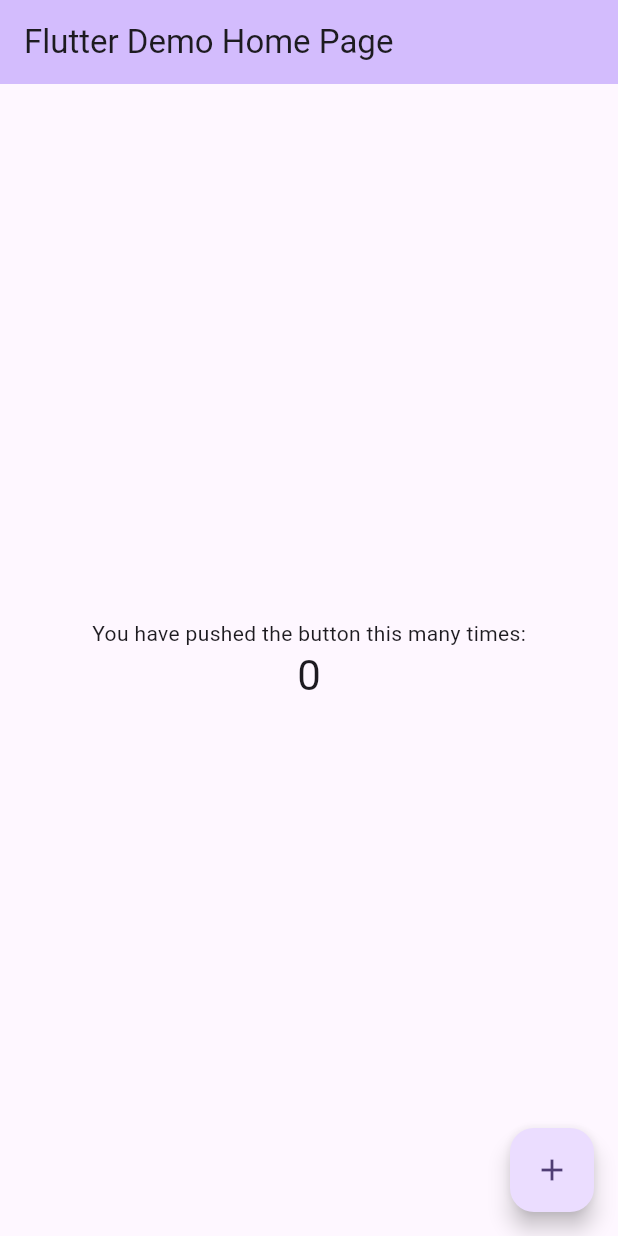
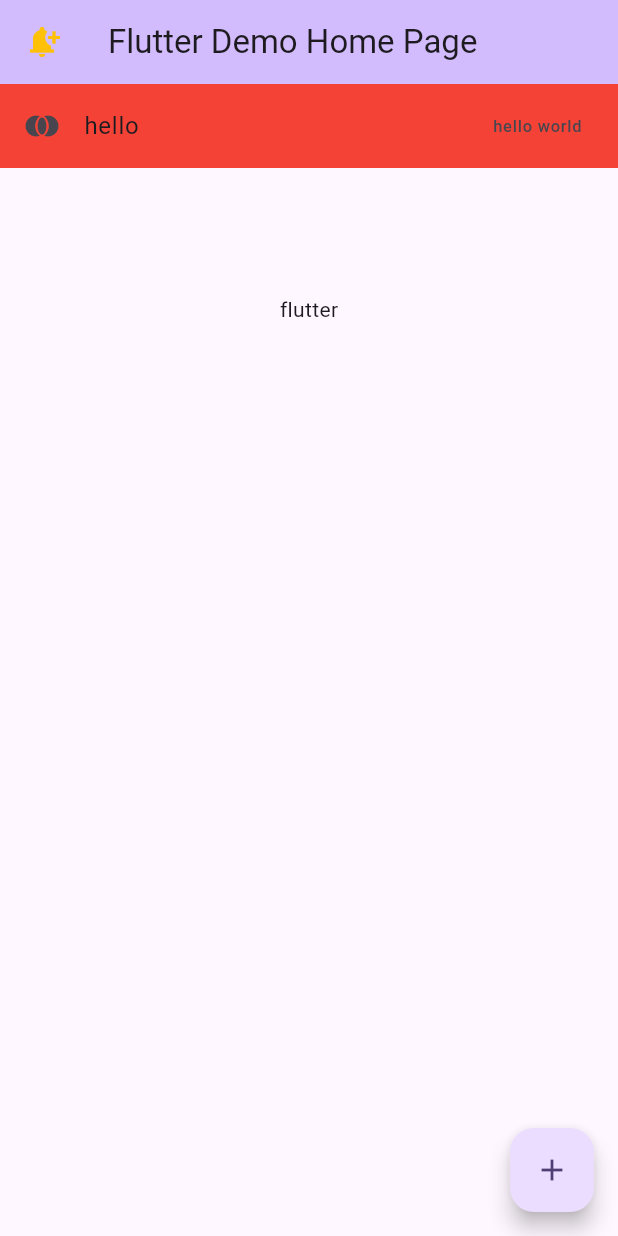
Before and after one commit to zinminnhtun/flutter_learning, a Flutter app: the screen it shows after launch, on a phone screen of 412 x 824 dp. Run offline on Flutter 3.47's test engine with Material 3 defaults, Android fonts, the phone set to English and light mode, and no system bars.

Commit message:
SizedBox Icon ListTile Print

```diff
--- a/lib/main.dart
+++ b/lib/main.dart
@@ -11,6 +11,7 @@ class MyApp extends StatelessWidget {
   @override
   Widget build(BuildContext context) {
     return MaterialApp(
+      debugShowCheckedModeBanner: false,
       title: 'Flutter Demo',
       theme: ThemeData(
         // This is the theme of your application.
@@ -84,30 +85,21 @@ class _MyHomePageState extends State<MyHomePage> {
         // Here we take the value from the MyHomePage object that was created by
         // the App.build method, and use it to set our appbar title.
         title: Text(widget.title),
+        leading: Icon(Icons.notification_add, color: Colors.amber),
       ),
-      body: Center(
-        // Center is a layout widget. It takes a single child and positions it
-        // in the middle of the parent.
-        child: Column(
-          // Column is also a layout widget. It takes a list of children and
-          // arranges them vertically. By default, it sizes itself to fit its
-          // children horizontally, and tries to be as tall as its parent.
-          //
-          // Column has various properties to control how it sizes itself and
-          // how it positions its children. Here we use mainAxisAlignment to
-          // center the children vertically; the main axis here is the vertical
-          // axis because Columns are vertical (the cross axis would be
-          // horizontal).
-          //
-          // TRY THIS: Invoke "debug painting" (choose the "Toggle Debug Paint"
-          // action in the IDE, or press "p" in the console), to see the
-          // wireframe for each widget.
-          mainAxisAlignment: MainAxisAlignment.center,
-          children: <Widget>[
-            const Text('You have pushed the button this many times:'),
-            Text(
-              '$_counter',
-              style: Theme.of(context).textTheme.headlineMedium,
+      body: Container(
+        child: Stack(
+          children: [
+
+            SizedBox(height: 300, child: Center(child: Text('flutter'))),
+            ListTile(
+              leading: Icon(Icons.join_full),
+              tileColor: Colors.red,
+              title: Text("hello"),
+              trailing: Text("hello world"),
+              onTap: () {
+                print("what?");
+              },
             ),
           ],
         ),
--- a/pubspec.yaml
+++ b/pubspec.yaml
@@ -58,8 +58,8 @@ flutter:
   uses-material-design: true
 
   # To add assets to your application, add an assets section, like this:
-  # assets:
-  #   - images/a_dot_burr.jpeg
+  assets:
+    - assets/images/
   #   - images/a_dot_ham.jpeg
 
   # An image asset can refer to one or more resolution-specific "variants", see
```
Also changed, not shown: assets/images/bg.jpeg (added).
